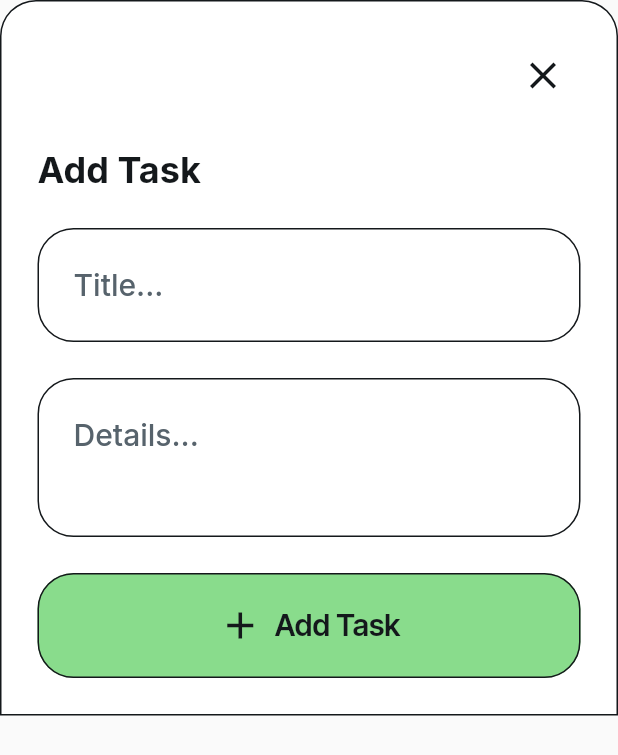
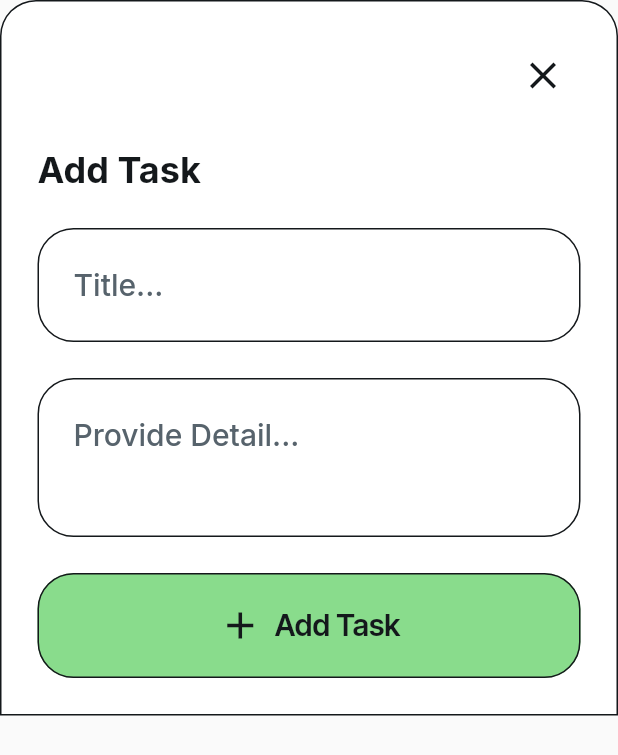
Before and after one commit to CSCJarrett/ToDoApp-FlutterFlow, a Flutter app: the AddTaskWidget widget shown alone on an empty page, opened directly, on a phone screen of 412 x 824 dp. Shown: the top 755 px of the screen. Run offline on Flutter 3.47's test engine with Material 3 defaults, Android fonts, the phone set to English and light mode, and no system bars; drawn by our look-alikes of auto_size_text; our stand-ins replace cloud_firestore, easy_debounce, file_picker, firebase_auth, firebase_core, firebase_storage and 13 more; missing offline and left inert: json_path, mime_type; accounts and stored records are empty.

Commit message:
Updating to latest FlutterFlow output.

```diff
--- a/lib/components/add_task_widget.dart
+++ b/lib/components/add_task_widget.dart
@@ -168,7 +168,7 @@ class _AddTaskWidgetState extends State<AddTaskWidget> {
                         fontFamily: 'Inter',
                         letterSpacing: 0.0,
                       ),
-                  hintText: 'Details...',
+                  hintText: 'Provide Detail...',
                   hintStyle: FlutterFlowTheme.of(context).labelMedium.override(
                         fontFamily: 'Inter',
                         letterSpacing: 0.0,
```
